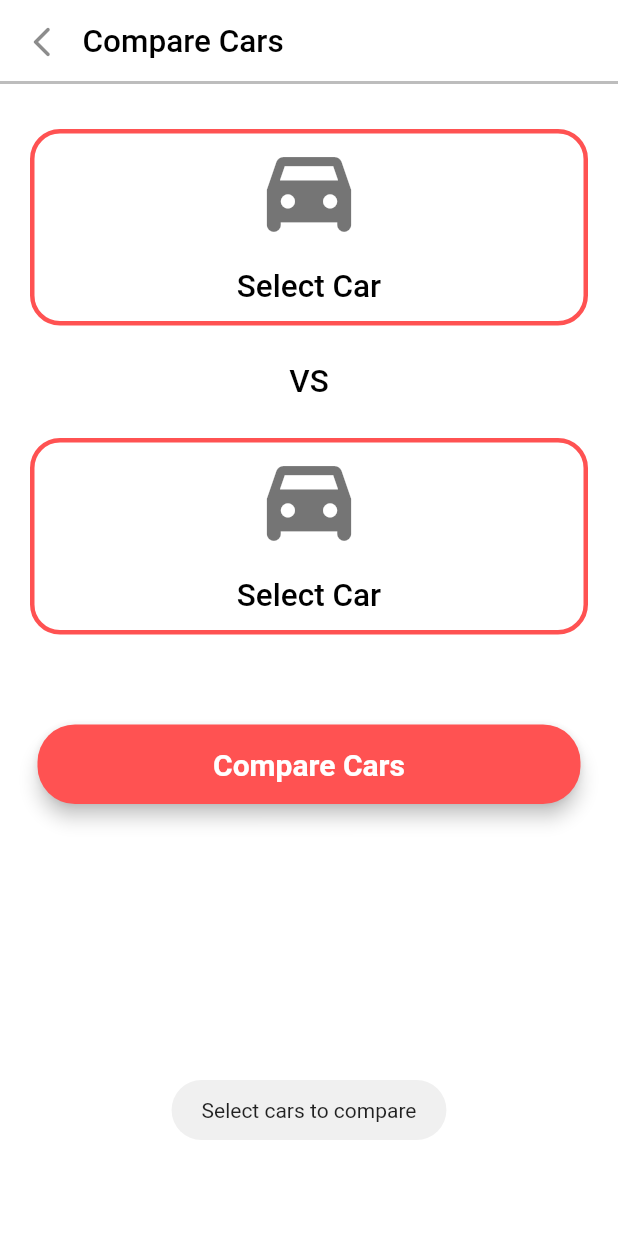
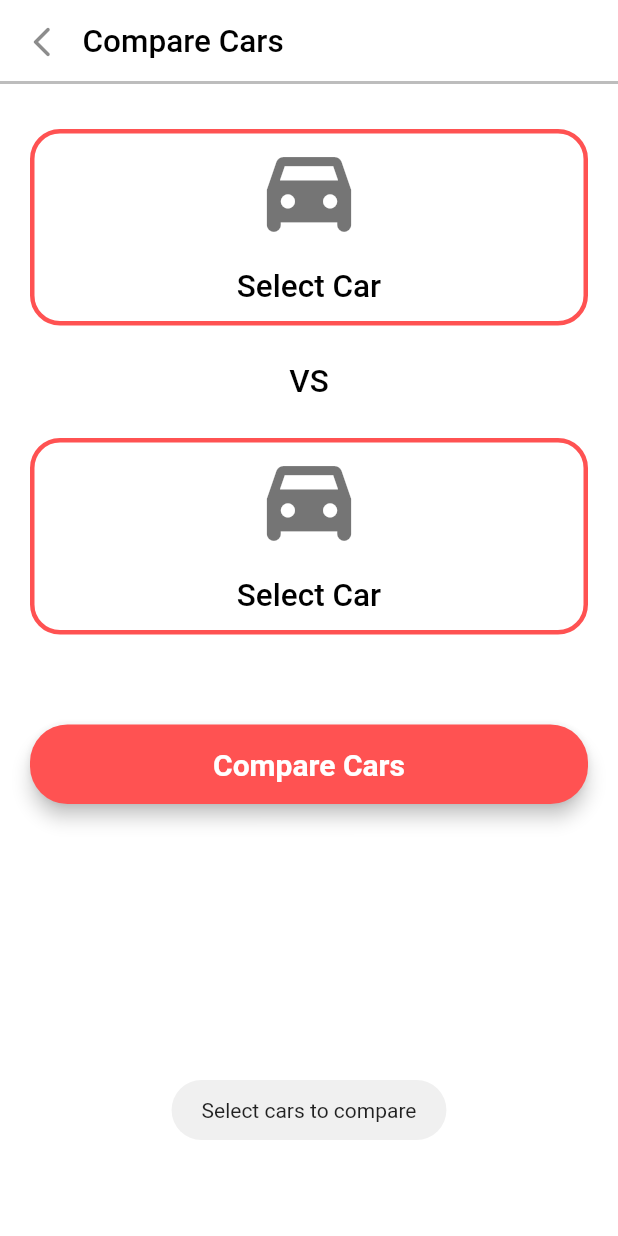
Before and after one commit to jenish2002/CloudCar, a Flutter app: the CompareCarScreen screen opened directly, after a tap on "Compare Cars", on a phone screen of 412 x 824 dp. Run offline on Flutter 3.47's test engine with Material 2 defaults, Android fonts, the phone set to English and light mode, and no system bars; our stand-ins replace cloud_firestore, firebase_auth, firebase_core, fluttertoast, shared_preferences; accounts and stored records are empty.

Commit message:
31th Commit

```diff
--- a/lib/screens/compare_car_screen.dart
+++ b/lib/screens/compare_car_screen.dart
@@ -159,20 +159,26 @@ class _CompareCarScreenState extends State<CompareCarScreen>{
               child: Column(
                 children: <Widget>[
                   Padding(
-                    padding: (isVisible) ? const EdgeInsets.only(left: 5, top: 10, right: 5, bottom: 5) :
+                    padding: (isVisible) ? const EdgeInsets.only(left: 20, top: 10, right: 20, bottom: 5) :
                       EdgeInsets.zero,
                     child: (isVisible) ? Column(
                       mainAxisAlignment: MainAxisAlignment.center,
                       crossAxisAlignment: CrossAxisAlignment.center,
                       children: <Widget>[
                         const SizedBox(height: 20),
-                        GestureDetector(
+                        Row(
+                          children: <Widget>[
+                            Expanded(
+                              child: GestureDetector(
                                 onTap: () {
                                   clicked = 1;
                                   _navigateNextPageAndRetriveValue(context);
                                   FocusScope.of(context).unfocus();
                                 },
                                 child: selectCarDesign(_height, _width, carname1),
+                              ),
+                            ),
+                          ],
                         ),
                         const SizedBox(height: 25),
                         const Text(
@@ -184,7 +190,10 @@ class _CompareCarScreenState extends State<CompareCarScreen>{
                           ),
                         ),
                         const SizedBox(height: 25),
-                        GestureDetector(
+                        Row(
+                          children: <Widget>[
+                            Expanded(
+                              child: GestureDetector(
                                 onTap: () {
                                   clicked = 2;
                                   _navigateNextPageAndRetriveValue(context);
@@ -192,14 +201,19 @@ class _CompareCarScreenState extends State<CompareCarScreen>{
                                 },
                                 child: selectCarDesign(_height, _width, carname2),
                               ),
+                            ),
+                          ],
+                        ),
                         const SizedBox(height: 60),
-                        Material(
+                        Row(
+                          children: <Widget>[
+                            Expanded(
+                              child: Material(
                                 elevation: 5,
                                 borderRadius: BorderRadius.circular(25),
                                 color: Colors.redAccent,
                                 child: MaterialButton(
                                   padding: const EdgeInsets.fromLTRB(20, 15, 20, 15),
-                            minWidth: _width - 50,
                                   onPressed: () async {
                                     if(carname1 != null && carname2 != null) {
                                       await getCarDetails(carname1);
@@ -223,6 +237,9 @@ class _CompareCarScreenState extends State<CompareCarScreen>{
                                   ),
                                 ),
                               ),
+                            ),
+                          ],
+                        ),
                       ],
                     ) :
                     isLoading ? const Center(child: CircularProgressIndicator()) :
@@ -240,7 +257,7 @@ class _CompareCarScreenState extends State<CompareCarScreen>{
 
   Widget selectCarDesign(_height, _width, car_name) {
     return Container(
-      width: _width - 40,
+      //width: _width - 40,
       decoration: BoxDecoration(
         border: Border.all(
           color: Colors.redAccent,
@@ -311,8 +328,7 @@ class _DisplayCarState extends State<DisplayCar> {
                   children: <Widget>[
                     const SizedBox(height: 5),
                     SizedBox(
-                      height: 130,
-                      width: widget.width / 2.2,
+                      height: 150,
                       child: Image.network(
                         widget.carModel1.image!,
                         loadingBuilder: (context, child, loadingProgress) {
@@ -332,7 +348,7 @@ class _DisplayCarState extends State<DisplayCar> {
                       style: const TextStyle(
                         color: Colors.black,
                         fontWeight: FontWeight.w600,
-                        fontSize: 19,
+                        fontSize: 16,
                         overflow: TextOverflow.ellipsis,
                       ),
                     ),
@@ -342,7 +358,7 @@ class _DisplayCarState extends State<DisplayCar> {
                       style: const TextStyle(
                         color: Colors.black45,
                         fontWeight: FontWeight.w500,
-                        fontSize: 15,
+                        fontSize: 14,
                         overflow: TextOverflow.ellipsis,
                       ),
                     ),
@@ -352,7 +368,7 @@ class _DisplayCarState extends State<DisplayCar> {
                       style: const TextStyle(
                         color: Colors.black,
                         fontWeight: FontWeight.w500,
-                        fontSize: 17,
+                        fontSize: 14,
                         overflow: TextOverflow.ellipsis,
                       ),
                     ),
@@ -368,8 +384,7 @@ class _DisplayCarState extends State<DisplayCar> {
                   children: <Widget>[
                     const SizedBox(height: 5),
                     SizedBox(
-                      height: 130,
-                      width: widget.width / 2.2,
+                      height: 150,
                       child: Image.network(
                         widget.carModel2.image!,
                         loadingBuilder: (context, child, loadingProgress) {
@@ -389,7 +404,7 @@ class _DisplayCarState extends State<DisplayCar> {
                       style: const TextStyle(
                         color: Colors.black,
                         fontWeight: FontWeight.w600,
-                        fontSize: 19,
+                        fontSize: 16,
                         overflow: TextOverflow.ellipsis,
                       ),
                     ),
@@ -399,7 +414,7 @@ class _DisplayCarState extends State<DisplayCar> {
                       style: const TextStyle(
                         color: Colors.black45,
                         fontWeight: FontWeight.w500,
-                        fontSize: 15,
+                        fontSize: 14,
                         overflow: TextOverflow.ellipsis,
                       ),
                     ),
@@ -409,7 +424,7 @@ class _DisplayCarState extends State<DisplayCar> {
                       style: const TextStyle(
                         color: Colors.black,
                         fontWeight: FontWeight.w500,
-                        fontSize: 17,
+                        fontSize: 14,
                         overflow: TextOverflow.ellipsis,
                       ),
                     ),
@@ -718,7 +733,8 @@ class _DisplayCarState extends State<DisplayCar> {
             child: Row(
               mainAxisAlignment: MainAxisAlignment.spaceBetween,
               children: <Widget>[
-                Container(
+                Expanded(
+                  child: Container(
                     width: width / 2,
                     padding: const EdgeInsets.only(left: 15, right: 15, top: 11, bottom: 11),
                     child: Row(
@@ -753,8 +769,10 @@ class _DisplayCarState extends State<DisplayCar> {
                       ],
                     ),
                   ),
+                ),
                 const VerticalDivider(width : 0, thickness: 1, color: Colors.black26),
-                Container(
+                Expanded(
+                  child: Container(
                     width: width / 2,
                     padding: const EdgeInsets.only(left: 15, right: 15, top: 11, bottom: 11),
                     child: Row(
@@ -788,6 +806,7 @@ class _DisplayCarState extends State<DisplayCar> {
                       ],
                     ),
                   ),
+                ),
               ],
             ),
           ),
--- a/lib/screens/home_screen.dart
+++ b/lib/screens/home_screen.dart
@@ -186,7 +186,8 @@ class _HomeScreenState extends State<HomeScreen> {
                           mainAxisAlignment: MainAxisAlignment.center,
                           crossAxisAlignment: CrossAxisAlignment.center,
                           children: <Widget>[
-                            GestureDetector(
+                            Expanded(
+                              child: GestureDetector(
                                 onTap: () {
                                   Navigator.of(context).push(MaterialPageRoute(
                                       builder: (context) => const FilterCar("Brand"))
@@ -195,8 +196,10 @@ class _HomeScreenState extends State<HomeScreen> {
                                 },
                                 child: displayFilter(_height, _width, "Brand", 'assets/brand.png', 35.0, 35.0),
                               ),
+                            ),
                             const SizedBox(width: 20),
-                            GestureDetector(
+                            Expanded(
+                              child: GestureDetector(
                                 onTap: () {
                                   Navigator.of(context).push(MaterialPageRoute(
                                       builder: (context) => const FilterCar("Fuel Type"))
@@ -205,6 +208,7 @@ class _HomeScreenState extends State<HomeScreen> {
                                 },
                                 child: displayFilter(_height, _width, "Fuel Type", 'assets/fuel_type.png', 30.0, 30.0),
                               ),
+                            ),
                           ],
                         ),
                         const SizedBox(height: 20),
@@ -212,7 +216,8 @@ class _HomeScreenState extends State<HomeScreen> {
                           mainAxisAlignment: MainAxisAlignment.center,
                           crossAxisAlignment: CrossAxisAlignment.center,
                           children: <Widget>[
-                            GestureDetector(
+                            Expanded(
+                              child: GestureDetector(
                                 onTap: () {
                                   Navigator.of(context).push(MaterialPageRoute(
                                       builder: (context) => const FilterCar("Budget"))
@@ -221,8 +226,10 @@ class _HomeScreenState extends State<HomeScreen> {
                                 },
                                 child: displayFilter(_height, _width, "Budget", 'assets/budget.png', 35.0, 35.0),
                               ),
+                            ),
                             const SizedBox(width: 20),
-                            GestureDetector(
+                            Expanded(
+                              child: GestureDetector(
                                 onTap: () {
                                   Navigator.of(context).push(MaterialPageRoute(
                                       builder: (context) => const FilterCar("Body Type"))
@@ -230,6 +237,7 @@ class _HomeScreenState extends State<HomeScreen> {
                                   FocusScope.of(context).unfocus();
                                 },
                                 child: displayFilter(_height, _width, "Body Type", 'assets/body_type.png', 30.0, 30.0),
+                              ),
                             ),
                           ],
                         ),
@@ -247,12 +255,13 @@ class _HomeScreenState extends State<HomeScreen> {
                           fontWeight: FontWeight.w500,
                         ),
                       ),
-                      const Divider(
+                      SizedBox(
+                        width: _width / 3,
+                        child: const Divider(
                             height: 20,
                             thickness: 2,
-                          indent: 138,
-                          endIndent: 138,
                             color: Colors.redAccent
+                        ),
                       ),
                       const SizedBox(height: 5),
                       SingleChildScrollView(
@@ -275,12 +284,13 @@ class _HomeScreenState extends State<HomeScreen> {
                           fontWeight: FontWeight.w500,
                         ),
                       ),
-                      const Divider(
+                      SizedBox(
+                        width: _width / 3.6,
+                        child: const Divider(
                             height: 20,
                             thickness: 2,
-                          indent: 150,
-                          endIndent: 150,
                             color: Colors.redAccent
+                        ),
                       ),
                       const SizedBox(height: 5),
                       SingleChildScrollView(
@@ -303,12 +313,13 @@ class _HomeScreenState extends State<HomeScreen> {
                           fontWeight: FontWeight.w500,
                         ),
                       ),
-                      const Divider(
+                      SizedBox(
+                        width: _width / 2.1,
+                        child: const Divider(
                             height: 20,
                             thickness: 2,
-                          indent: 108,
-                          endIndent: 108,
                             color: Colors.redAccent
+                        ),
                       ),
                       const SizedBox(height: 5),
                       SingleChildScrollView(
@@ -719,7 +730,6 @@ class _HomeScreenState extends State<HomeScreen> {
 
   Widget displayFilter(_height, _width, title, icon, iconWidth, iconHeight) {
     return Container(
-      width: _width / 2.4,
       height: 65,
       padding: const EdgeInsets.all(10),
       decoration: BoxDecoration(
@@ -731,7 +741,7 @@ class _HomeScreenState extends State<HomeScreen> {
         crossAxisAlignment: CrossAxisAlignment.center,
         children: <Widget>[
           Image.asset(icon, width: iconWidth, height: iconHeight),
-          const SizedBox(width: 15),
+          const SizedBox(width: 10),
           Text(
             title,
             style: const TextStyle(
--- a/lib/screens/view_car_screen.dart
+++ b/lib/screens/view_car_screen.dart
@@ -55,7 +55,7 @@ class _ViewCarState extends State<ViewCar> {
             return <Widget>[
               SliverAppBar(
                 excludeHeaderSemantics: true,
-                expandedHeight: _height / 3.0,
+                expandedHeight: _height / 4.0,
                 backgroundColor: Colors.transparent,
                 floating: false,
                 pinned: false,
@@ -78,7 +78,6 @@ class _ViewCarState extends State<ViewCar> {
                       collapseMode: CollapseMode.pin,
                       centerTitle: true,
                       background: SizedBox(
-                        height: 200,
                         child: Image.network(
                           carModel.image!,
                           loadingBuilder: (context, child, loadingProgress) {
--- a/pubspec.yaml
+++ b/pubspec.yaml
@@ -40,6 +40,7 @@ dependencies:
   # The following adds the Cupertino Icons font to your application.
   # Use with the CupertinoIcons class for iOS style icons.
   cupertino_icons: ^1.0.2
+  #device_preview: ^1.0.0
 
 dev_dependencies:
   flutter_test:
```
Also changed, not shown: lib/main.dart (+7 -0 lines), lib/screens/advanced_search_screen.dart (+16 -4 lines). Lines whose indentation alone changed are shown as unchanged.
